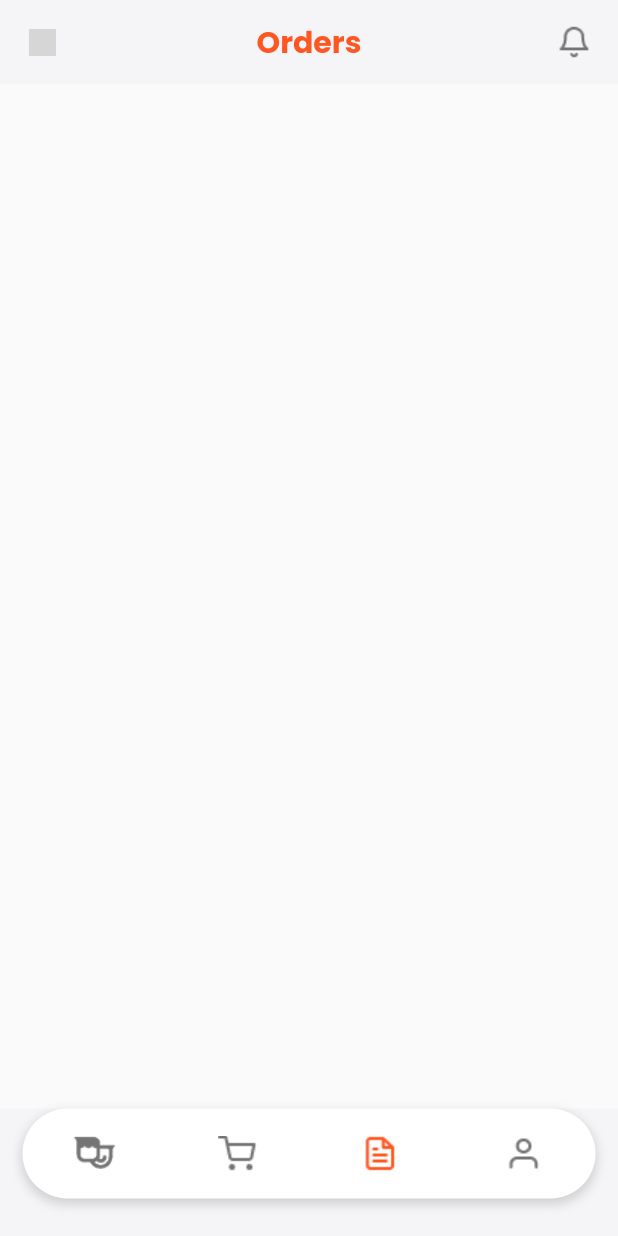
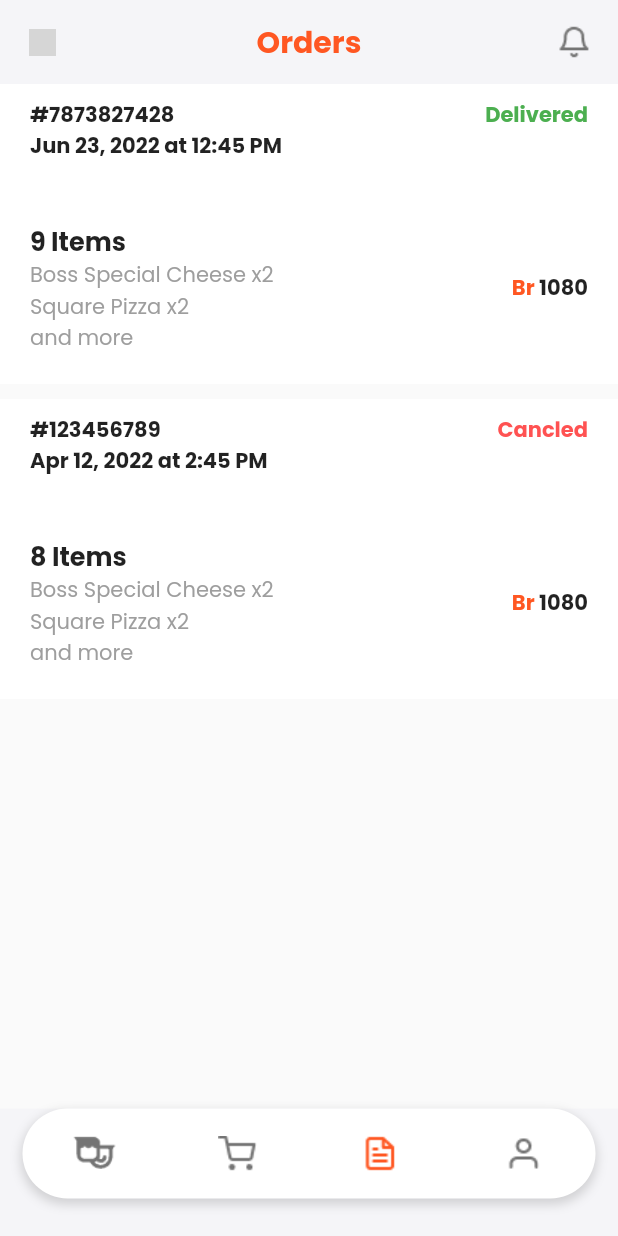
Before and after one commit to yonaries/beudelivery-clone, a Flutter app: the screen it shows after launch, item 3 of the bottom bar chosen, on a phone screen of 412 x 824 dp. Run offline on Flutter 3.47's test engine with Material 2 defaults, Android fonts, the light colour scheme and no system bars; our stand-ins replace firebase_core, flutter_spinkit, google_fonts; accounts and stored records are empty; grey boxes are pictures that could not be loaded.

Commit message:
UPDATE: Order page builted

```diff
--- /dev/null
+++ b/userapp/lib/model/demo_order_model.dart
@@ -0,0 +1,17 @@
+class DemoOrderModel {
+  String orderId;
+  String orderTime;
+  String orderDate;
+  String orderStatus;
+  String totalItemsQuantity;
+  String paid;
+
+  DemoOrderModel({
+    required this.orderId,
+    required this.orderTime,
+    required this.orderDate,
+    required this.orderStatus,
+    required this.totalItemsQuantity,
+    required this.paid,
+  });
+}
--- /dev/null
+++ b/userapp/lib/view/components/order_history/order_history_list.dart
@@ -0,0 +1,122 @@
+import 'dart:developer';
+
+import 'package:flutter/material.dart';
+import 'package:intl/intl.dart';
+
+InkWell buildOrderHistory(
+  double currentWidth,
+  String orderId,
+  String orderTime,
+  String orderDate,
+  String orderStatus,
+  String totalItemsQuantity,
+  String paid,
+) {
+  String _orderDate = checkOrderDate(orderDate);
+
+  return InkWell(
+    onTap: () {},
+    child: Ink(
+      child: Container(
+        margin: const EdgeInsets.only(bottom: 10),
+        padding: const EdgeInsets.symmetric(horizontal: 20, vertical: 10),
+        width: currentWidth,
+        height: 200,
+        color: Colors.white,
+        child: Column(
+          children: [
+            Row(
+              mainAxisAlignment: MainAxisAlignment.spaceBetween,
+              crossAxisAlignment: CrossAxisAlignment.start,
+              children: [
+                Column(
+                  crossAxisAlignment: CrossAxisAlignment.start,
+                  children: [
+                    Text(
+                      "#$orderId",
+                      style: const TextStyle(fontWeight: FontWeight.bold),
+                    ),
+                    Text(
+                      "$_orderDate at $orderTime",
+                      style: const TextStyle(fontWeight: FontWeight.bold),
+                    ),
+                  ],
+                ),
+                Text(
+                  orderStatus,
+                  style: TextStyle(
+                      color: styleOrderStatus(orderStatus),
+                      fontWeight: FontWeight.bold),
+                )
+              ],
+            ),
+            const SizedBox(
+              height: 40,
+            ),
+            Row(
+              mainAxisAlignment: MainAxisAlignment.spaceBetween,
+              children: [
+                Column(
+                  crossAxisAlignment: CrossAxisAlignment.start,
+                  children: [
+                    Text(
+                      "$totalItemsQuantity Items",
+                      style: const TextStyle(
+                          fontWeight: FontWeight.bold, fontSize: 17),
+                    ),
+                    const Text(
+                      "Boss Special Cheese x2",
+                      style: TextStyle(color: Colors.grey),
+                    ),
+                    const Text(
+                      "Square Pizza x2",
+                      style: TextStyle(color: Colors.grey),
+                    ),
+                    const Text(
+                      "and more",
+                      style: TextStyle(color: Colors.grey),
+                    ),
+                  ],
+                ),
+                Row(
+                  children: [
+                    const Text(
+                      "Br ",
+                      style: TextStyle(
+                          color: Colors.deepOrange,
+                          fontWeight: FontWeight.bold),
+                    ),
+                    Text(
+                      paid,
+                      style: const TextStyle(fontWeight: FontWeight.bold),
+                    ),
+                  ],
+                )
+              ],
+            )
+          ],
+        ),
+      ),
+    ),
+  );
+}
+
+Color styleOrderStatus(orderStatus) {
+  if (orderStatus == "Delivered") {
+    return Colors.green;
+  } else if (orderStatus == "On way") {
+    return Colors.amber;
+  } else {
+    return Colors.redAccent;
+  }
+}
+
+checkOrderDate(orderDate) {
+  String currentDate = DateFormat.yMMMd().format(DateTime.now());
+
+  if (currentDate == orderDate) {
+    return "Today";
+  } else {
+    return orderDate;
+  }
+}
--- a/userapp/lib/view/screens/order_history.dart
+++ b/userapp/lib/view/screens/order_history.dart
@@ -1,5 +1,8 @@
 import 'package:flutter/material.dart';
-import 'package:userapp/view/components/appbar.dart';
+
+import '../components/appbar.dart';
+import '../../model/demo_order_model.dart';
+import '../components/order_history/order_history_list.dart';
 
 class OrderPage extends StatefulWidget {
   const OrderPage({Key? key}) : super(key: key);
@@ -8,15 +11,54 @@ class OrderPage extends StatefulWidget {
   State<OrderPage> createState() => _OrderPageState();
 }
 
+final List<DemoOrderModel> _orders = [
+  DemoOrderModel(
+    orderId: "7873827428",
+    orderTime: "12:45 PM",
+    orderDate: "Jun 23, 2022",
+    orderStatus: "Delivered",
+    totalItemsQuantity: "9",
+    paid: "1080",
+  ),
+  DemoOrderModel(
+    orderId: "123456789",
+    orderTime: "2:45 PM",
+    orderDate: "Apr 12, 2022",
+    orderStatus: "Cancled",
+    totalItemsQuantity: "8",
+    paid: "1080",
+  )
+];
+
 class _OrderPageState extends State<OrderPage> {
   @override
   Widget build(BuildContext context) {
+    //current screen ratio
+    final currentWidth = MediaQuery.of(context).size.width;
+
     return Scaffold(
-      appBar: topAppBar(const Text(
-        "Orders",
-        style: TextStyle(color: Colors.deepOrange, fontWeight: FontWeight.bold),
-      )),
-      body: Container(),
+      backgroundColor: const Color.fromRGBO(245, 245, 248, 1),
+      appBar: topAppBar(
+        const Text(
+          "Orders",
+          style:
+              TextStyle(color: Colors.deepOrange, fontWeight: FontWeight.bold),
+        ),
+      ),
+      body: Material(
+        child: ListView.builder(
+          itemCount: _orders.length,
+          itemBuilder: ((context, index) => buildOrderHistory(
+                currentWidth,
+                _orders[index].orderId,
+                _orders[index].orderTime,
+                _orders[index].orderDate,
+                _orders[index].orderStatus,
+                _orders[index].totalItemsQuantity,
+                _orders[index].paid,
+              )),
+        ),
+      ),
     );
   }
 }
--- a/userapp/pubspec.yaml
+++ b/userapp/pubspec.yaml
@@ -38,6 +38,7 @@ dependencies:
   flutter_spinkit: ^5.1.0
   flutter_staggered_grid_view: ^0.6.1
   provider: ^6.0.3
+  intl: ^0.17.0
 
 dev_dependencies:
   flutter_test:
```
Also changed, not shown: userapp/pubspec.lock.
